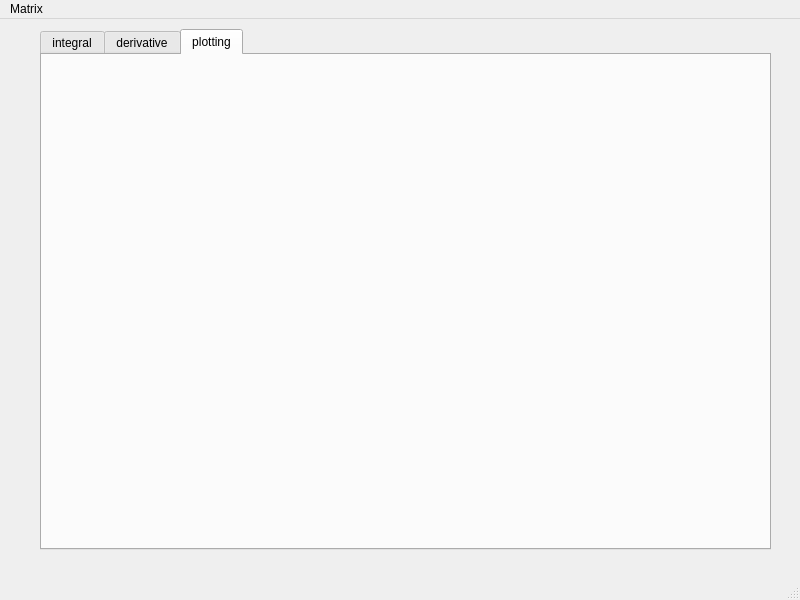
First picture: the form in src/geek-calculator/mainwindow.ui, repository Jelena-Zivovic/RS014-geek-calculator, before the edit.
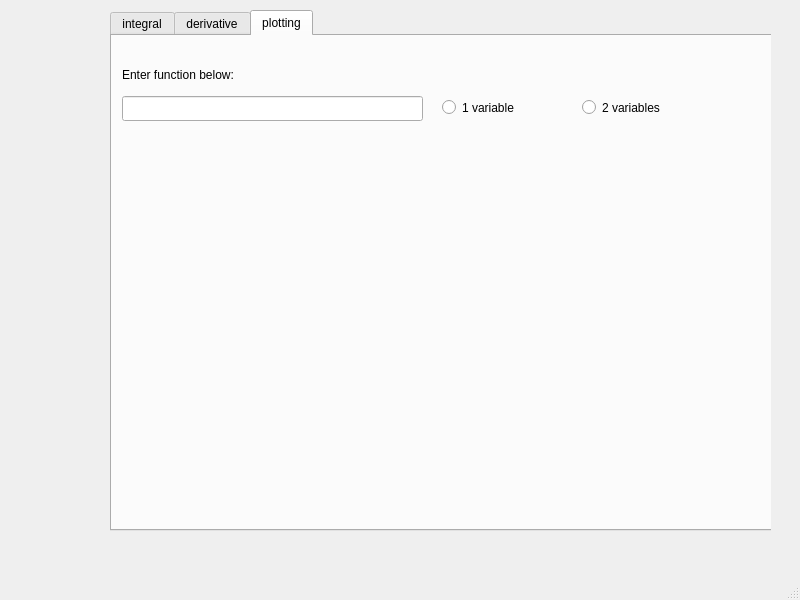
Second picture: the form after the edit. The open tabs and pages were chosen to show the change.

Commit message: started plotting functions

```diff
--- a/src/geek-calculator/mainwindow.ui
+++ b/src/geek-calculator/mainwindow.ui
@@ -600,7 +600,7 @@
      <widget class="QTabWidget" name="functionsTab">
       <property name="geometry">
        <rect>
-        <x>0</x>
+        <x>70</x>
         <y>0</y>
         <width>731</width>
         <height>521</height>
@@ -978,6 +978,68 @@
        <attribute name="title">
         <string>plotting</string>
        </attribute>
+       <widget class="QLabel" name="enterFunctionPlottingLabel">
+        <property name="geometry">
+         <rect>
+          <x>10</x>
+          <y>30</y>
+          <width>161</width>
+          <height>17</height>
+         </rect>
+        </property>
+        <property name="text">
+         <string>Enter function below:</string>
+        </property>
+       </widget>
+       <widget class="QLineEdit" name="enterFunctionPlottingLineEdit">
+        <property name="geometry">
+         <rect>
+          <x>10</x>
+          <y>60</y>
+          <width>301</width>
+          <height>25</height>
+         </rect>
+        </property>
+       </widget>
+       <widget class="QRadioButton" name="oneVariablePlottingRadioButton">
+        <property name="geometry">
+         <rect>
+          <x>330</x>
+          <y>60</y>
+          <width>112</width>
+          <height>23</height>
+         </rect>
+        </property>
+        <property name="text">
+         <string>1 variable</string>
+        </property>
+       </widget>
+       <widget class="QRadioButton" name="twoVariablesPlottingRadioButton">
+        <property name="geometry">
+         <rect>
+          <x>470</x>
+          <y>60</y>
+          <width>112</width>
+          <height>23</height>
+         </rect>
+        </property>
+        <property name="text">
+         <string>2 variables</string>
+        </property>
+       </widget>
+       <widget class="QLabel" name="label">
+        <property name="geometry">
+         <rect>
+          <x>160</x>
+          <y>140</y>
+          <width>271</width>
+          <height>251</height>
+         </rect>
+        </property>
+        <property name="text">
+         <string/>
+        </property>
+       </widget>
       </widget>
      </widget>
     </widget>
@@ -992,12 +1054,6 @@
      <height>22</height>
     </rect>
    </property>
-   <widget class="QMenu" name="menuMatrix">
-    <property name="title">
-     <string>Matrix</string>
-    </property>
-   </widget>
-   <addaction name="menuMatrix"/>
   </widget>
   <widget class="QStatusBar" name="statusbar"/>
  </widget>
```
Left out of the diff: 2 changed lines with no effect on the pictures. The commit also changes 5 other files.
